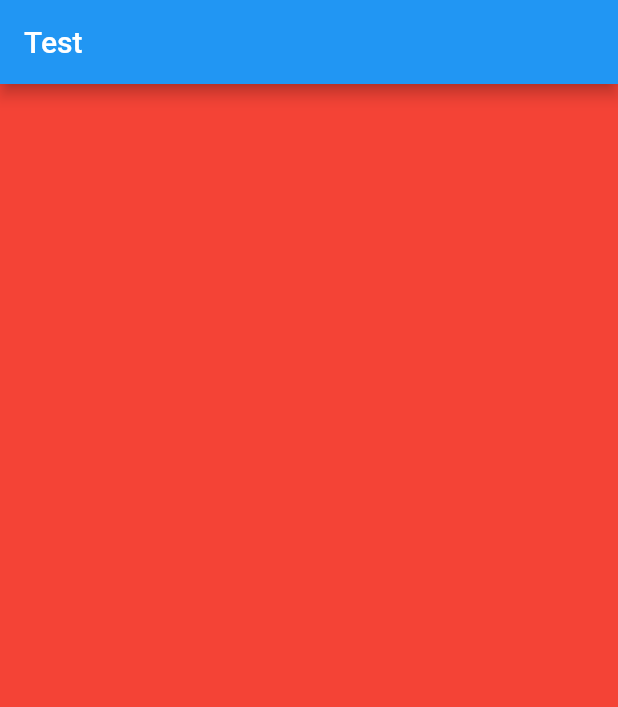
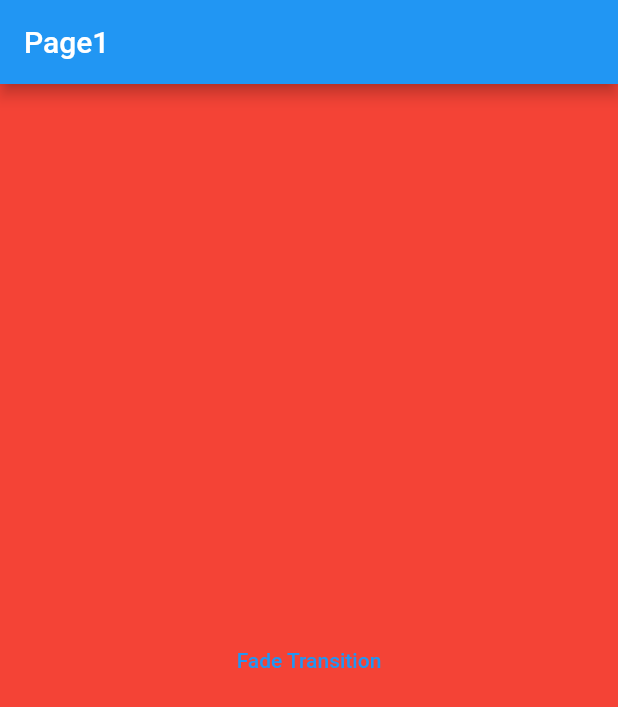
Before and after one commit to MohamedElkerm/Animation-page-route, a Flutter app: the screen it shows after launch, on a phone screen of 412 x 824 dp. Shown: the top 707 px of the screen. Run offline on Flutter 3.47's test engine with Material 2 defaults, Android fonts, the phone set to English and light mode, and no system bars.

Commit message:
Transition

```diff
--- /dev/null
+++ b/lib/modules/page1.dart
@@ -0,0 +1,32 @@
+import 'package:animation/animation/animation_route.dart';
+import 'package:animation/modules/page2.dart';
+import 'package:flutter/material.dart';
+
+class Page1 extends StatefulWidget {
+  const Page1({super.key});
+
+  @override
+  State<Page1> createState() => Page1State();
+}
+
+class Page1State extends State<Page1> {
+  @override
+  Widget build(BuildContext context) {
+    return Scaffold(
+      appBar: AppBar(
+        title: const Text('Page1'),
+      ),
+      body: Container(
+        color: Colors.red,
+        child: Center(
+          child: TextButton(
+            onPressed: () {
+              Navigator.of(context).push(SlideByFadeTransition(page: Page2()));
+            },
+            child:const Text('Fade Transition'),
+          ),
+        ),
+      ),
+    );
+  }
+}
--- a/lib/modules/test.dart
+++ /dev/null
@@ -1,25 +0,0 @@
-import 'package:flutter/material.dart';
-
-class Test extends StatefulWidget {
-  const Test({super.key});
-
-  @override
-  State<Test> createState() => TestState();
-}
-
-class TestState extends State<Test> {
-
-  @override
-  Widget build(BuildContext context) {
-    return Scaffold(
-      appBar: AppBar(
-        title:const Text('Test'),
-      ),
-      body: Container(
-        height: double.infinity,
-        width: double.infinity,
-        color: Colors.red,
-      ),
-    );
-  }
-}
--- a/lib/start_point.dart
+++ b/lib/start_point.dart
@@ -1,6 +1,6 @@
 import 'package:flutter/material.dart';
 
-import 'modules/test.dart';
+import 'modules/page1.dart';
 
 class MyApp extends StatelessWidget {
   const MyApp({super.key});
@@ -8,11 +8,12 @@ class MyApp extends StatelessWidget {
   @override
   Widget build(BuildContext context) {
     return MaterialApp(
+      debugShowCheckedModeBanner: false,
       title: 'Flutter Demo',
       theme: ThemeData(
         primarySwatch: Colors.blue,
       ),
-      home:const  Test(),
+      home:const  Page1(),
     );
   }
 }
```
Also changed, not shown: lib/animation/animation_route.dart (added, +91 -0 lines), lib/modules/page2.dart (added, +23 -0 lines), 1 other file.
